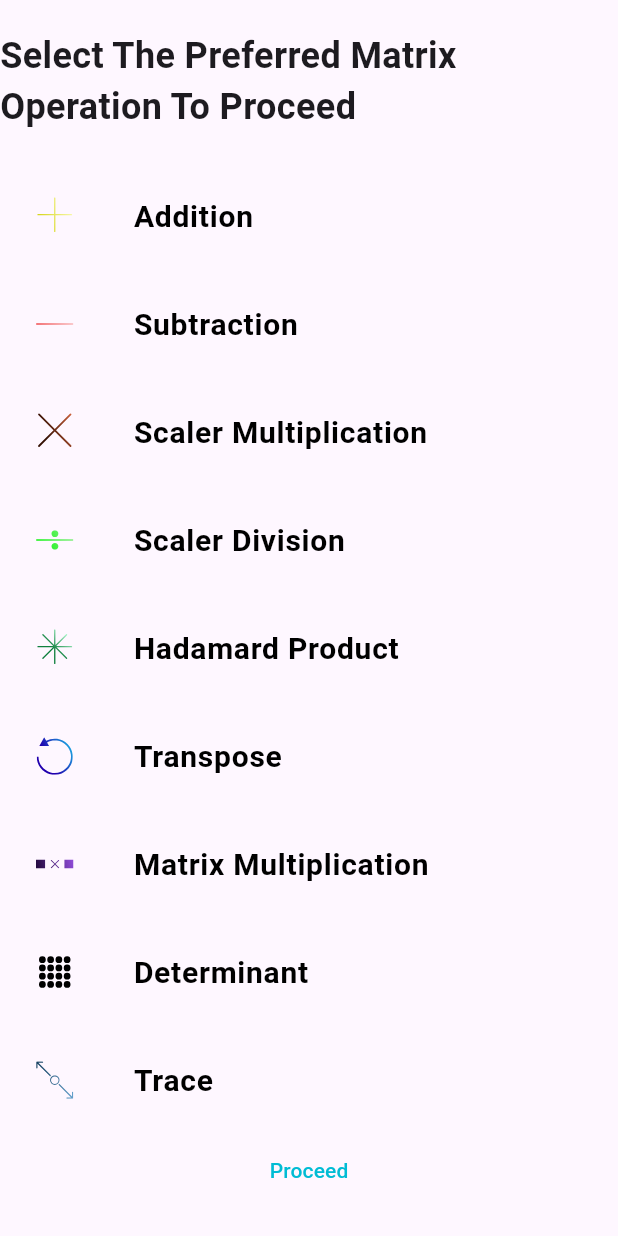
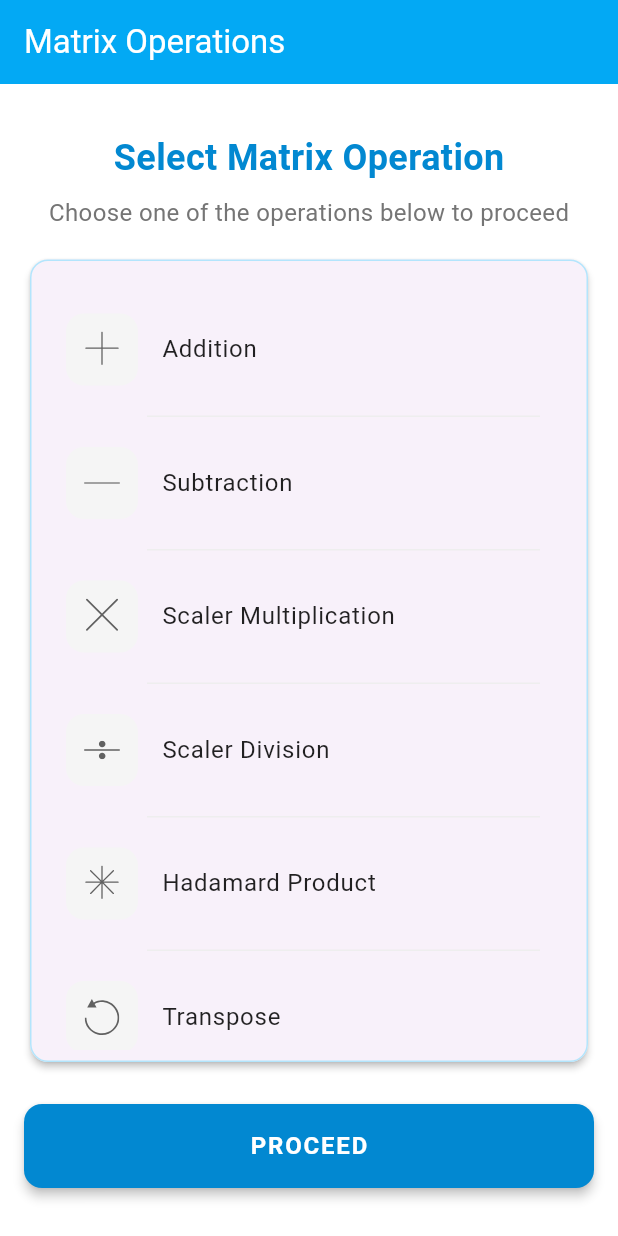
Before and after one commit to buildervortex/smoc, a Flutter app: the screen it shows after launch, on a phone screen of 412 x 824 dp. Run offline on Flutter 3.47's test engine with Material 3 defaults, Android fonts, the phone set to English and light mode, and no system bars; our stand-ins replace bloc, equatable, flutter_bloc, flutter_svg, get_it.

Commit message:
beautify the home page

```diff
--- a/lib/presentation/pages/home_page.dart
+++ b/lib/presentation/pages/home_page.dart
@@ -83,85 +83,199 @@ class HomePage extends StatelessWidget {
       operation: Operation.lUDecomposition,
     ),
   ];
+
   const HomePage({super.key});
 
   @override
   Widget build(BuildContext context) {
+    final lightBlue = Colors.lightBlue;
+
     return Scaffold(
-      body: Column(
+      appBar: AppBar(
+        title: const Text('Matrix Operations'),
+        backgroundColor: lightBlue,
+        foregroundColor: Colors.white,
+        elevation: 0,
+      ),
+      backgroundColor: Colors.white,
+      body: Padding(
+        padding: const EdgeInsets.all(16.0),
+        child: Column(
           children: [
-          SizedBox(height: 20),
+            // Header Section
+            Container(
+              padding: const EdgeInsets.symmetric(vertical: 16),
+              child: Column(
+                children: [
                   Text(
-            'Select The Preferred Matrix Operation To Proceed',
-            style: TextStyle(fontSize: 24, fontWeight: FontWeight.bold),
+                    'Select Matrix Operation',
+                    style: TextStyle(
+                      fontSize: 24,
+                      fontWeight: FontWeight.bold,
+                      color: lightBlue.shade700,
                     ),
-          SizedBox(height: 20),
+                  ),
+                  const SizedBox(height: 8),
+                  Text(
+                    'Choose one of the operations below to proceed',
+                    style: TextStyle(
+                      color: Colors.grey.shade600,
+                      fontSize: 16,
+                    ),
+                  ),
+                ],
+              ),
+            ),
+
+            // Operations List
             Expanded(
+              child: Card(
+                elevation: 2,
+                shape: RoundedRectangleBorder(
+                  borderRadius: BorderRadius.circular(12),
+                  side: BorderSide(color: lightBlue.shade100, width: 1),
+                ),
+                child: Padding(
+                  padding: const EdgeInsets.symmetric(vertical: 8.0),
                   child: BlocBuilder<OperationCubit, OperationState>(
-              builder: (cont, state) {
+                    builder: (context, state) {
                       final selectedOperation = state.operation;
-                return ListView(
-                  children: operations.map((operation) {
-                    return Padding(
-                      padding: const EdgeInsets.all(8.0),
-                      child: AnimatedContainer(
+                      return ListView.separated(
+                        padding: const EdgeInsets.all(8),
+                        separatorBuilder: (context, index) => Divider(
+                          height: 1,
+                          indent: 70,
+                          endIndent: 24,
+                          color: Colors.grey.shade200,
+                        ),
+                        itemCount: operations.length,
+                        itemBuilder: (context, index) {
+                          final operation = operations[index];
+                          final isSelected =
+                              selectedOperation == operation.operation;
+
+                          return AnimatedContainer(
                             duration: const Duration(milliseconds: 300),
                             curve: Curves.easeInOut,
-                        transform: selectedOperation == operation.operation
-                            ? (Matrix4.identity()..scale(1.2))
-                            : Matrix4.identity(),
+                            margin: EdgeInsets.symmetric(
+                              vertical: 4,
+                              horizontal: isSelected ? 8 : 0,
+                            ),
+                            decoration: BoxDecoration(
+                              color: isSelected
+                                  ? lightBlue.shade50
+                                  : Colors.transparent,
+                              borderRadius: BorderRadius.circular(12),
+                            ),
+                            child: Material(
+                              color: Colors.transparent,
+                              child: InkWell(
+                                borderRadius: BorderRadius.circular(12),
+                                onTap: () {
+                                  context.read<OperationCubit>().setOperation(
+                                        operation.operation,
+                                      );
+                                },
+                                child: Padding(
+                                  padding: const EdgeInsets.symmetric(
+                                      vertical: 12.0),
                                   child: ListTile(
-                          horizontalTitleGap: 40,
-                          leading: SizedBox(
-                            width: 25,
-                            height: 25,
+                                    leading: Container(
+                                      width: 48,
+                                      height: 48,
+                                      decoration: BoxDecoration(
+                                        color: isSelected
+                                            ? lightBlue.shade100
+                                            : Colors.grey.shade100,
+                                        borderRadius: BorderRadius.circular(12),
+                                      ),
+                                      padding: const EdgeInsets.all(12),
                                       child: SvgPicture.asset(
                                         operation.imagePath,
                                         fit: BoxFit.contain,
+                                        colorFilter: ColorFilter.mode(
+                                          isSelected
+                                              ? lightBlue.shade700
+                                              : Colors.grey.shade700,
+                                          BlendMode.srcIn,
+                                        ),
                                       ),
                                     ),
                                     title: Text(
                                       operation.name,
                                       style: TextStyle(
-                              fontSize: 20,
-                              fontWeight: FontWeight.bold,
-                              color: selectedOperation == operation.operation
-                                  ? Colors.cyan
-                                  : Colors.black,
+                                        fontSize: 16,
+                                        fontWeight: isSelected
+                                            ? FontWeight.bold
+                                            : FontWeight.normal,
+                                        color: isSelected
+                                            ? lightBlue.shade700
+                                            : Colors.black87,
                                       ),
                                     ),
-                          onTap: () {
-                            context.read<OperationCubit>().setOperation(
-                                  operation.operation,
+                                    trailing: isSelected
+                                        ? Icon(
+                                            Icons.check_circle,
+                                            color: lightBlue,
+                                          )
+                                        : null,
+                                  ),
+                                ),
+                              ),
+                            ),
+                          );
+                        },
                       );
                     },
                   ),
                 ),
-                    );
-                  }).toList(),
-                );
-              },
               ),
             ),
-          TextButton(
+
+            // Proceed Button
+            const SizedBox(height: 24),
+            SizedBox(
+              width: double.infinity,
+              height: 56,
+              child: ElevatedButton(
                 onPressed: () {
                   if (context.read<OperationCubit>().state.operation ==
                       Operation.none) {
                     ScaffoldMessenger.of(context).showSnackBar(
                       SnackBar(
-                      content: Text('Please select an operation first'),
+                        content: const Text('Please select an operation first'),
+                        backgroundColor: lightBlue.shade700,
+                        behavior: SnackBarBehavior.floating,
+                        shape: RoundedRectangleBorder(
+                          borderRadius: BorderRadius.circular(10),
+                        ),
                       ),
                     );
                     return;
                   }
                   _getInputs(context);
                 },
-              child: Text(
-                'Proceed',
-                style: TextStyle(color: Colors.cyan),
-              )),
-          SizedBox(height: 20),
+                style: ElevatedButton.styleFrom(
+                  backgroundColor: lightBlue.shade700,
+                  foregroundColor: Colors.white,
+                  shape: RoundedRectangleBorder(
+                    borderRadius: BorderRadius.circular(12),
+                  ),
+                  elevation: 3,
+                ),
+                child: const Text(
+                  'PROCEED',
+                  style: TextStyle(
+                    fontSize: 16,
+                    fontWeight: FontWeight.bold,
+                    letterSpacing: 1.2,
+                  ),
+                ),
+              ),
+            ),
+            const SizedBox(height: 16),
           ],
+        ),
       ),
     );
   }
```
Lines whose indentation alone changed are shown as unchanged.
